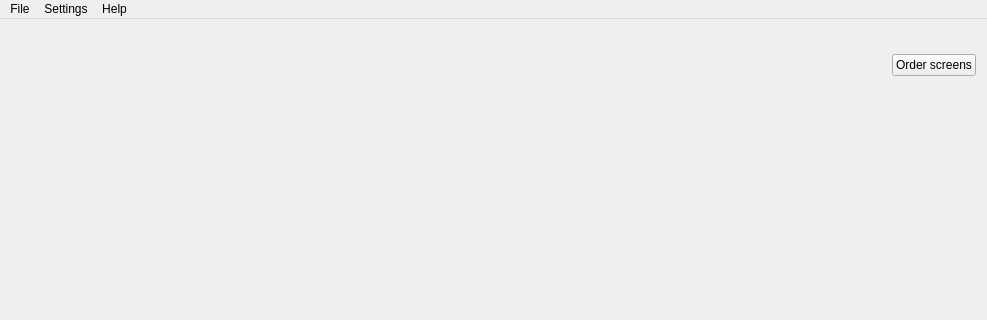
Above: Hardware Monitor Applet/GUI/mainwindow.ui from jimmyd-be/Hardware-Monitor-Applet before the change; both pictures show x 0 to 987 and y 0 to 320 of the 987 by 771 pixel window. Below: the same form after it.
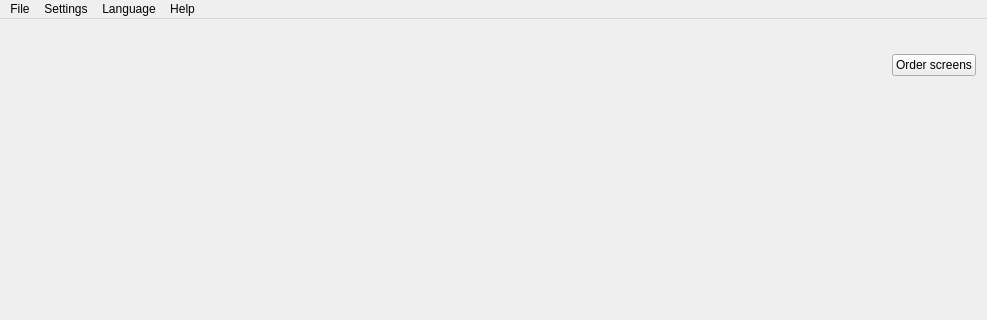
That is the form after the change. Icons and pictures are not drawn.

```diff
--- a/Hardware Monitor Applet/GUI/mainwindow.ui
+++ b/Hardware Monitor Applet/GUI/mainwindow.ui
@@ -180,8 +180,14 @@
     <addaction name="actionReport_a_bug"/>
     <addaction name="actionAbout"/>
    </widget>
+   <widget class="QMenu" name="menuLanguage">
+    <property name="title">
+     <string>Language</string>
+    </property>
+   </widget>
    <addaction name="menuFile"/>
    <addaction name="menuSettings"/>
+   <addaction name="menuLanguage"/>
    <addaction name="menuHelp"/>
   </widget>
   <widget class="QStatusBar" name="statusBar"/>
```
